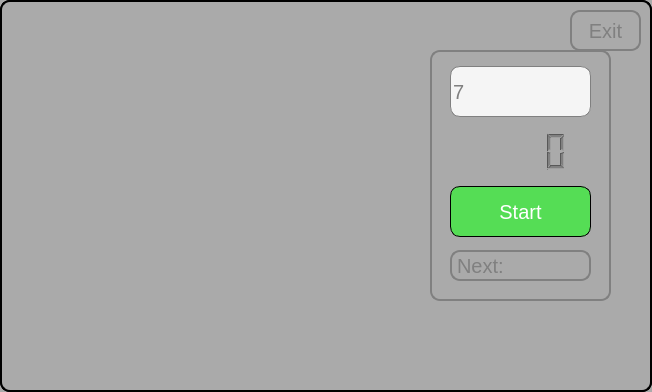
Qt form sulte.ui (off-border/ShulteQt) before a commit.
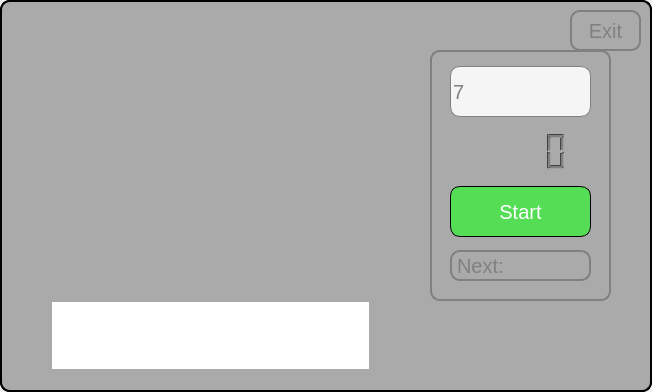
The same form after that commit. Custom widgets are drawn as their Qt base class.

Patch:
```diff
--- a/sulte.ui
+++ b/sulte.ui
@@ -20,7 +20,7 @@
 	border-radius: 10px;
 	color: gray;
 }
-QWidget{
+QWidget#ebaniyWidget{
 	background-color:#aaa;
 }</string>
   </property>
@@ -286,27 +286,18 @@
         <colorrole role="WindowText">
          <brush brushstyle="SolidPattern">
           <color alpha="255">
-           <red>79</red>
-           <green>79</green>
-           <blue>79</blue>
-          </color>
-         </brush>
-        </colorrole>
-        <colorrole role="Button">
-         <brush brushstyle="SolidPattern">
-          <color alpha="255">
-           <red>170</red>
-           <green>170</green>
-           <blue>170</blue>
+           <red>128</red>
+           <green>128</green>
+           <blue>128</blue>
           </color>
          </brush>
         </colorrole>
         <colorrole role="Light">
          <brush brushstyle="SolidPattern">
           <color alpha="255">
-           <red>88</red>
-           <green>88</green>
-           <blue>88</blue>
+           <red>66</red>
+           <green>66</green>
+           <blue>66</blue>
           </color>
          </brush>
         </colorrole>
@@ -319,39 +310,12 @@
           </color>
          </brush>
         </colorrole>
-        <colorrole role="BrightText">
-         <brush brushstyle="SolidPattern">
-          <color alpha="255">
-           <red>88</red>
-           <green>88</green>
-           <blue>88</blue>
-          </color>
-         </brush>
-        </colorrole>
         <colorrole role="ButtonText">
          <brush brushstyle="SolidPattern">
           <color alpha="255">
-           <red>99</red>
-           <green>99</green>
-           <blue>99</blue>
-          </color>
-         </brush>
-        </colorrole>
-        <colorrole role="Base">
-         <brush brushstyle="SolidPattern">
-          <color alpha="255">
-           <red>170</red>
-           <green>170</green>
-           <blue>170</blue>
-          </color>
-         </brush>
-        </colorrole>
-        <colorrole role="Window">
-         <brush brushstyle="SolidPattern">
-          <color alpha="255">
-           <red>170</red>
-           <green>170</green>
-           <blue>170</blue>
+           <red>128</red>
+           <green>128</green>
+           <blue>128</blue>
           </color>
          </brush>
         </colorrole>
@@ -360,27 +324,18 @@
         <colorrole role="WindowText">
          <brush brushstyle="SolidPattern">
           <color alpha="255">
-           <red>79</red>
-           <green>79</green>
-           <blue>79</blue>
-          </color>
-         </brush>
-        </colorrole>
-        <colorrole role="Button">
-         <brush brushstyle="SolidPattern">
-          <color alpha="255">
-           <red>170</red>
-           <green>170</green>
-           <blue>170</blue>
+           <red>128</red>
+           <green>128</green>
+           <blue>128</blue>
           </color>
          </brush>
         </colorrole>
         <colorrole role="Light">
          <brush brushstyle="SolidPattern">
           <color alpha="255">
-           <red>88</red>
-           <green>88</green>
-           <blue>88</blue>
+           <red>66</red>
+           <green>66</green>
+           <blue>66</blue>
           </color>
          </brush>
         </colorrole>
@@ -393,39 +348,12 @@
           </color>
          </brush>
         </colorrole>
-        <colorrole role="BrightText">
-         <brush brushstyle="SolidPattern">
-          <color alpha="255">
-           <red>88</red>
-           <green>88</green>
-           <blue>88</blue>
-          </color>
-         </brush>
-        </colorrole>
         <colorrole role="ButtonText">
          <brush brushstyle="SolidPattern">
           <color alpha="255">
-           <red>99</red>
-           <green>99</green>
-           <blue>99</blue>
-          </color>
-         </brush>
-        </colorrole>
-        <colorrole role="Base">
-         <brush brushstyle="SolidPattern">
-          <color alpha="255">
-           <red>170</red>
-           <green>170</green>
-           <blue>170</blue>
-          </color>
-         </brush>
-        </colorrole>
-        <colorrole role="Window">
-         <brush brushstyle="SolidPattern">
-          <color alpha="255">
-           <red>170</red>
-           <green>170</green>
-           <blue>170</blue>
+           <red>128</red>
+           <green>128</green>
+           <blue>128</blue>
           </color>
          </brush>
         </colorrole>
@@ -440,21 +368,12 @@
           </color>
          </brush>
         </colorrole>
-        <colorrole role="Button">
-         <brush brushstyle="SolidPattern">
-          <color alpha="255">
-           <red>170</red>
-           <green>170</green>
-           <blue>170</blue>
-          </color>
-         </brush>
-        </colorrole>
         <colorrole role="Light">
          <brush brushstyle="SolidPattern">
           <color alpha="255">
-           <red>88</red>
-           <green>88</green>
-           <blue>88</blue>
+           <red>66</red>
+           <green>66</green>
+           <blue>66</blue>
           </color>
          </brush>
         </colorrole>
@@ -467,15 +386,6 @@
           </color>
          </brush>
         </colorrole>
-        <colorrole role="BrightText">
-         <brush brushstyle="SolidPattern">
-          <color alpha="255">
-           <red>88</red>
-           <green>88</green>
-           <blue>88</blue>
-          </color>
-         </brush>
-        </colorrole>
         <colorrole role="ButtonText">
          <brush brushstyle="SolidPattern">
           <color alpha="255">
@@ -485,24 +395,6 @@
           </color>
          </brush>
         </colorrole>
-        <colorrole role="Base">
-         <brush brushstyle="SolidPattern">
-          <color alpha="255">
-           <red>170</red>
-           <green>170</green>
-           <blue>170</blue>
-          </color>
-         </brush>
-        </colorrole>
-        <colorrole role="Window">
-         <brush brushstyle="SolidPattern">
-          <color alpha="255">
-           <red>170</red>
-           <green>170</green>
-           <blue>170</blue>
-          </color>
-         </brush>
-        </colorrole>
        </disabled>
       </palette>
      </property>
```
Left out of the diff: 4 changed lines with no effect on the pictures.
